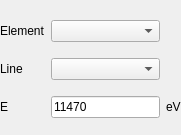
Old version of the form isstools/ui/ui_emission_energy_selector_no_optics.ui in the repository NSLS-II-ISS/isstools.
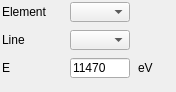
New version of the form.

```diff
--- a/isstools/ui/ui_emission_energy_selector_no_optics.ui
+++ b/isstools/ui/ui_emission_energy_selector_no_optics.ui
@@ -6,8 +6,8 @@
    <rect>
     <x>0</x>
     <y>0</y>
-    <width>181</width>
-    <height>135</height>
+    <width>176</width>
+    <height>92</height>
    </rect>
   </property>
   <property name="windowTitle">
@@ -17,14 +17,20 @@
    <property name="geometry">
     <rect>
      <x>0</x>
-     <y>10</y>
-     <width>181</width>
-     <height>121</height>
+     <y>0</y>
+     <width>161</width>
+     <height>81</height>
     </rect>
    </property>
    <layout class="QGridLayout" name="gridLayout_20">
     <item row="1" column="0">
      <widget class="QLabel" name="label_129">
+      <property name="maximumSize">
+       <size>
+        <width>60</width>
+        <height>20</height>
+       </size>
+      </property>
       <property name="text">
        <string>Line</string>
       </property>
@@ -32,16 +38,35 @@
     </item>
     <item row="2" column="2">
      <widget class="QLabel" name="label_13">
+      <property name="maximumSize">
+       <size>
+        <width>20</width>
+        <height>20</height>
+       </size>
+      </property>
       <property name="text">
        <string>eV</string>
       </property>
      </widget>
     </item>
     <item row="0" column="1">
-     <widget class="QComboBox" name="comboBox_element"/>
+     <widget class="QComboBox" name="comboBox_element">
+      <property name="maximumSize">
+       <size>
+        <width>60</width>
+        <height>20</height>
+       </size>
+      </property>
+     </widget>
     </item>
     <item row="2" column="1">
      <widget class="QLineEdit" name="edit_E">
+      <property name="maximumSize">
+       <size>
+        <width>60</width>
+        <height>20</height>
+       </size>
+      </property>
       <property name="text">
        <string>11470</string>
       </property>
@@ -55,16 +80,35 @@
         <verstretch>0</verstretch>
        </sizepolicy>
       </property>
+      <property name="maximumSize">
+       <size>
+        <width>60</width>
+        <height>20</height>
+       </size>
+      </property>
       <property name="text">
        <string>Element</string>
       </property>
      </widget>
     </item>
     <item row="1" column="1">
-     <widget class="QComboBox" name="comboBox_line"/>
+     <widget class="QComboBox" name="comboBox_line">
+      <property name="maximumSize">
+       <size>
+        <width>60</width>
+        <height>20</height>
+       </size>
+      </property>
+     </widget>
     </item>
     <item row="2" column="0">
      <widget class="QLabel" name="label_12">
+      <property name="maximumSize">
+       <size>
+        <width>60</width>
+        <height>20</height>
+       </size>
+      </property>
       <property name="text">
        <string>E</string>
       </property>
```
